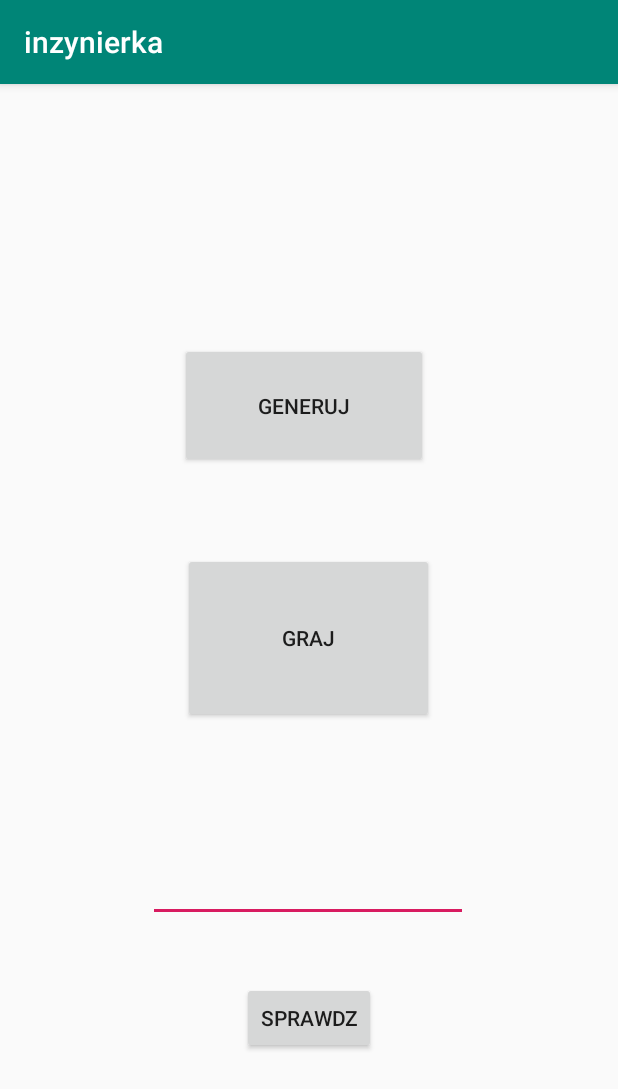
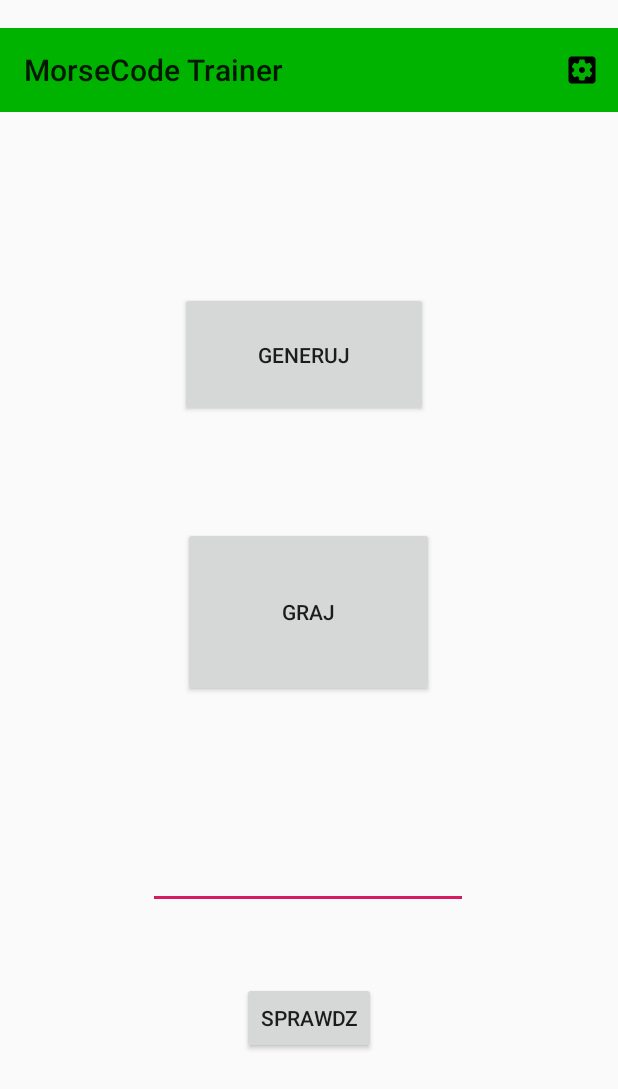
Before and after one commit to Saper9/inzynierka, an Android app: the screen it shows after launch (MainActivity), after a tap on "GRAJ", on a phone screen of 412 x 824 dp. Shown: the top 1089 px of the screen. Run offline under Robolectric (Android 15) with nearby library versions, the phone set to English and light mode, and no system bars.

Commit message:
changeable Hz

```diff
--- a/app/src/main/AndroidManifest.xml
+++ b/app/src/main/AndroidManifest.xml
@@ -9,6 +9,7 @@
         android:roundIcon="@mipmap/ic_launcher_round"
         android:supportsRtl="true"
         android:theme="@style/AppTheme">
+        <activity android:name=".Settings"></activity>
         <activity android:name=".MainActivity">
             <intent-filter>
                 <action android:name="android.intent.action.MAIN" />
--- a/app/src/main/java/com/example/inzynierka/BeepClassMain.java
+++ b/app/src/main/java/com/example/inzynierka/BeepClassMain.java
@@ -12,6 +12,7 @@ public class BeepClassMain {
     private static short samples[];
     private static short silenceTab[];
     private static float Hz;
+    private static boolean setHzflag=false;
 
 
     public static void SetUpEverything() {
@@ -22,12 +23,15 @@ public class BeepClassMain {
         numofSamples = 250 * SAMPLE_RATE_HZ  / 1000; // duration in ms * samplerate/1000
         samples = new short[numofSamples];
         silenceTab = new short[numofSamples];
-        SetHz(1000.0f);
+        if(setHzflag==false){
+            Hz=1000.0f;//domyslna wartosc dla nieustawionego Hz
+        }
 
     }
 
     public static void SetHz(float Hzz){
         Hz=Hzz;
+        setHzflag=true;
     }
 
     public static void GenerateSoundWave() {
@@ -81,13 +85,13 @@ public class BeepClassMain {
 
     //dot kropka play
     private static void PlayDot() {
-        Log.i("play Dot fun", " play dot fun");
+
         audioTrack.write(samples, 0, 8000);
 
     }
 
     private static void PlayLine() {
-        Log.i("play line fun", " play line fun");
+
         audioTrack.write(samples, 0, 8000);
         audioTrack.write(samples, 0, 8000);
         audioTrack.write(samples, 0, 8000);
@@ -96,14 +100,14 @@ public class BeepClassMain {
     }
 
     private static void PlaySilence() {
-        Log.i("play sil in char", " silence in char");
+
         audioTrack.write(silenceTab, 0, 8000);
     }
-    //line linia play
+
 
 
     private static void PlaySilenceBetweenChars() {
-        Log.i("play SilenceBetween", " play silence between chars");
+
         audioTrack.write(silenceTab, 0, 8000);
         audioTrack.write(silenceTab, 0, 8000);
         audioTrack.write(silenceTab, 0, 8000);
@@ -122,14 +126,12 @@ public class BeepClassMain {
 
     public static void PlayPattern(String morsePattern) {
 
-// to do - jawny podzial na kropki i kreski
-        // wysluchiwalne zmiany sygnalu w znaku
-        // zmiana czestotliwosci sygnalu suwakiem czy czyms
+
 
 
         audioTrack.play();
         for (int i = 0; i < morsePattern.length(); i++) {
-            //tutaj zrobic tablice dzwiekow
+
 
 
             if (morsePattern.charAt(i) == '.') {
--- a/app/src/main/java/com/example/inzynierka/MainActivity.java
+++ b/app/src/main/java/com/example/inzynierka/MainActivity.java
@@ -1,17 +1,22 @@
 package com.example.inzynierka;
 
+import android.content.Intent;
 import android.media.AudioFormat;
 import android.media.AudioManager;
 import android.media.AudioTrack;
 import android.media.MediaPlayer;
 import android.os.Bundle;
 import android.support.v7.app.AppCompatActivity;
+import android.support.v7.widget.Toolbar;
 import android.util.Log;
+import android.view.Menu;
+import android.view.MenuItem;
 import android.view.View;
 import android.widget.Button;
 import android.widget.EditText;
 
 import java.util.Random;
+import java.util.Set;
 
 public class MainActivity extends AppCompatActivity {
 
@@ -22,6 +27,8 @@ public class MainActivity extends AppCompatActivity {
     MediaPlayer[] mp = new MediaPlayer[patternLenght * 2];
     int userInputCorrectNumber;
 
+    Toolbar toolbar;
+
 
     private String GeneratePattern(int lenght) {
         String patterngen = "";
@@ -31,7 +38,7 @@ public class MainActivity extends AppCompatActivity {
             int n = rand.nextInt(26); //0-1, zmienic potem jak bedzie wiecej liter
             String temp = Cons.ALFABET[n];
             patterngen = patterngen + temp;
-            //TODO change to get other cars
+            //TODO change to get other chars
         }
         pattern = patterngen;
         //MakeSoundArray();
@@ -89,8 +96,12 @@ public class MainActivity extends AppCompatActivity {
         super.onCreate(savedInstanceState);
 
         setContentView(R.layout.activity_main);
+        Toolbar toolbar = findViewById(R.id.toolbar);
+        setSupportActionBar(toolbar);
+        getSupportActionBar().setTitle("MorseCode Trainer");
 
-
+        //TODO zamienic te 3 guziki na 2, jeden od generowania i grania paternu, drugi od checku
+        //TODO zrobic tablicę/obrazek z kodem morse'a jako ściągawka
         //Generowanie patternu do nauki
         Button start = findViewById(R.id.make_pattern);
         start.setOnClickListener(new View.OnClickListener() {
@@ -121,5 +132,23 @@ public class MainActivity extends AppCompatActivity {
 
     }
 
+    @Override
+    public boolean onCreateOptionsMenu(Menu menu) {
+        getMenuInflater().inflate(R.menu.menu_main, menu);
+        return true;
+    }
+
+    @Override
+    public boolean onOptionsItemSelected(MenuItem item) {
+        switch (item.getItemId()) {
+
+            case R.id.settingsscreen:
+                startActivity(new Intent(MainActivity.this,Settings.class));
+                break;
+
+        }
+
+        return true;
+    }
 
 }
--- /dev/null
+++ b/app/src/main/res/drawable/ic_settings.xml
@@ -0,0 +1,9 @@
+<vector xmlns:android="http://schemas.android.com/apk/res/android"
+        android:width="24dp"
+        android:height="24dp"
+        android:viewportWidth="24.0"
+        android:viewportHeight="24.0">
+    <path
+        android:fillColor="#FF000000"
+        android:pathData="M12,10c-1.1,0 -2,0.9 -2,2s0.9,2 2,2 2,-0.9 2,-2 -0.9,-2 -2,-2zM19,3L5,3c-1.11,0 -2,0.9 -2,2v14c0,1.1 0.89,2 2,2h14c1.11,0 2,-0.9 2,-2L21,5c0,-1.1 -0.89,-2 -2,-2zM17.25,12c0,0.23 -0.02,0.46 -0.05,0.68l1.48,1.16c0.13,0.11 0.17,0.3 0.08,0.45l-1.4,2.42c-0.09,0.15 -0.27,0.21 -0.43,0.15l-1.74,-0.7c-0.36,0.28 -0.76,0.51 -1.18,0.69l-0.26,1.85c-0.03,0.17 -0.18,0.3 -0.35,0.3h-2.8c-0.17,0 -0.32,-0.13 -0.35,-0.29l-0.26,-1.85c-0.43,-0.18 -0.82,-0.41 -1.18,-0.69l-1.74,0.7c-0.16,0.06 -0.34,0 -0.43,-0.15l-1.4,-2.42c-0.09,-0.15 -0.05,-0.34 0.08,-0.45l1.48,-1.16c-0.03,-0.23 -0.05,-0.46 -0.05,-0.69 0,-0.23 0.02,-0.46 0.05,-0.68l-1.48,-1.16c-0.13,-0.11 -0.17,-0.3 -0.08,-0.45l1.4,-2.42c0.09,-0.15 0.27,-0.21 0.43,-0.15l1.74,0.7c0.36,-0.28 0.76,-0.51 1.18,-0.69l0.26,-1.85c0.03,-0.17 0.18,-0.3 0.35,-0.3h2.8c0.17,0 0.32,0.13 0.35,0.29l0.26,1.85c0.43,0.18 0.82,0.41 1.18,0.69l1.74,-0.7c0.16,-0.06 0.34,0 0.43,0.15l1.4,2.42c0.09,0.15 0.05,0.34 -0.08,0.45l-1.48,1.16c0.03,0.23 0.05,0.46 0.05,0.69z"/>
+</vector>
--- a/app/src/main/res/layout/activity_main.xml
+++ b/app/src/main/res/layout/activity_main.xml
@@ -5,6 +5,24 @@
     android:layout_width="match_parent"
     android:layout_height="match_parent"
     tools:context=".MainActivity">
+
+    <android.support.v7.widget.Toolbar
+        android:id="@+id/toolbar"
+        android:layout_width="match_parent"
+        android:layout_height="wrap_content"
+        android:layout_marginBottom="102dp"
+        android:minHeight="?attr/actionBarSize"
+        app:layout_constraintBottom_toTopOf="@+id/make_pattern"
+        app:layout_constraintEnd_toEndOf="parent"
+        app:layout_constraintStart_toStartOf="parent"
+        app:layout_constraintTop_toTopOf="parent"
+        android:background="#00b300  "
+        >
+
+    </android.support.v7.widget.Toolbar>
+
+
+
 
     <Button
         android:id="@+id/make_pattern"
--- /dev/null
+++ b/app/src/main/res/menu/menu_main.xml
@@ -0,0 +1,10 @@
+<?xml version="1.0" encoding="utf-8"?>
+<menu xmlns:android="http://schemas.android.com/apk/res/android"
+    xmlns:app="http://schemas.android.com/apk/res-auto"
+    >
+    <item android:id="@+id/settingsscreen"
+        android:title="SettingsScreen"
+        android:icon="@drawable/ic_settings"
+        app:showAsAction="ifRoom"/>
+
+</menu>
--- a/app/src/main/res/values/styles.xml
+++ b/app/src/main/res/values/styles.xml
@@ -1,11 +1,13 @@
 <resources>
 
     <!-- Base application theme. -->
-    <style name="AppTheme" parent="Theme.AppCompat.Light.DarkActionBar">
+    <style name="AppTheme" parent="Theme.AppCompat.Light.NoActionBar">
         <!-- Customize your theme here. -->
         <item name="colorPrimary">@color/colorPrimary</item>
         <item name="colorPrimaryDark">@color/colorPrimaryDark</item>
         <item name="colorAccent">@color/colorAccent</item>
+
+
     </style>
 
 </resources>
```
Also changed, not shown: app/src/main/java/com/example/inzynierka/Settings.java (added, +43 -0 lines), app/src/main/res/drawable/ic_icon_android.xml (added, +9 -0 lines), app/src/main/res/layout/activity_settings.xml (added, +69 -0 lines), app/src/main/res/layout/toolbar.xml (added, +13 -0 lines).
